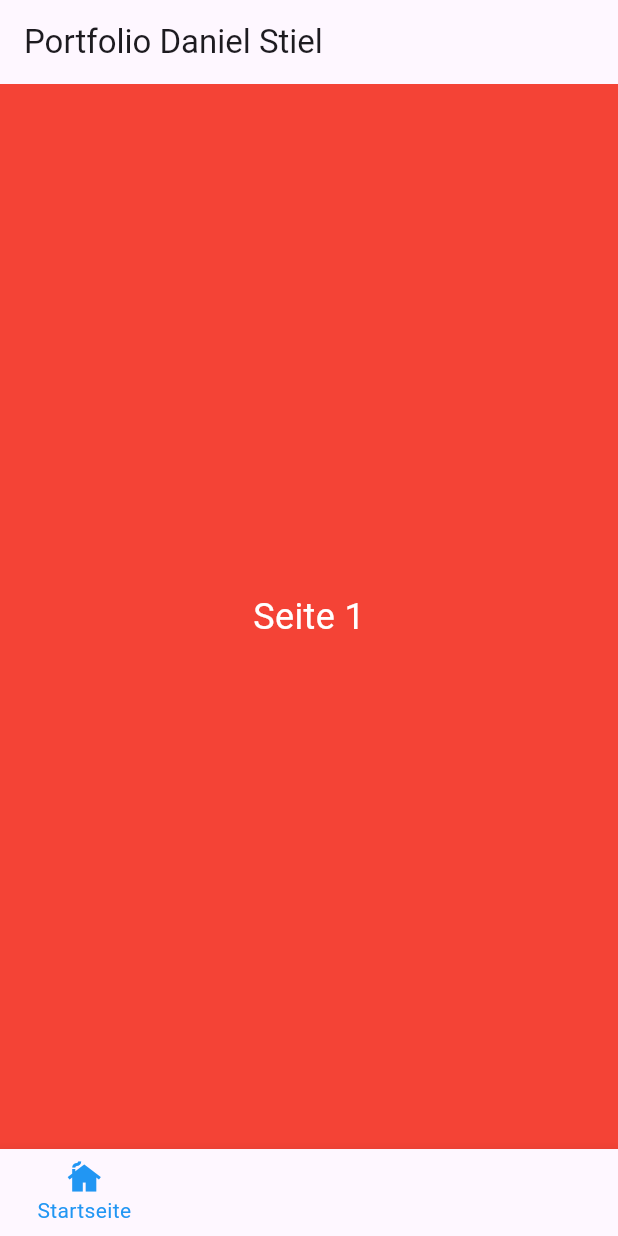
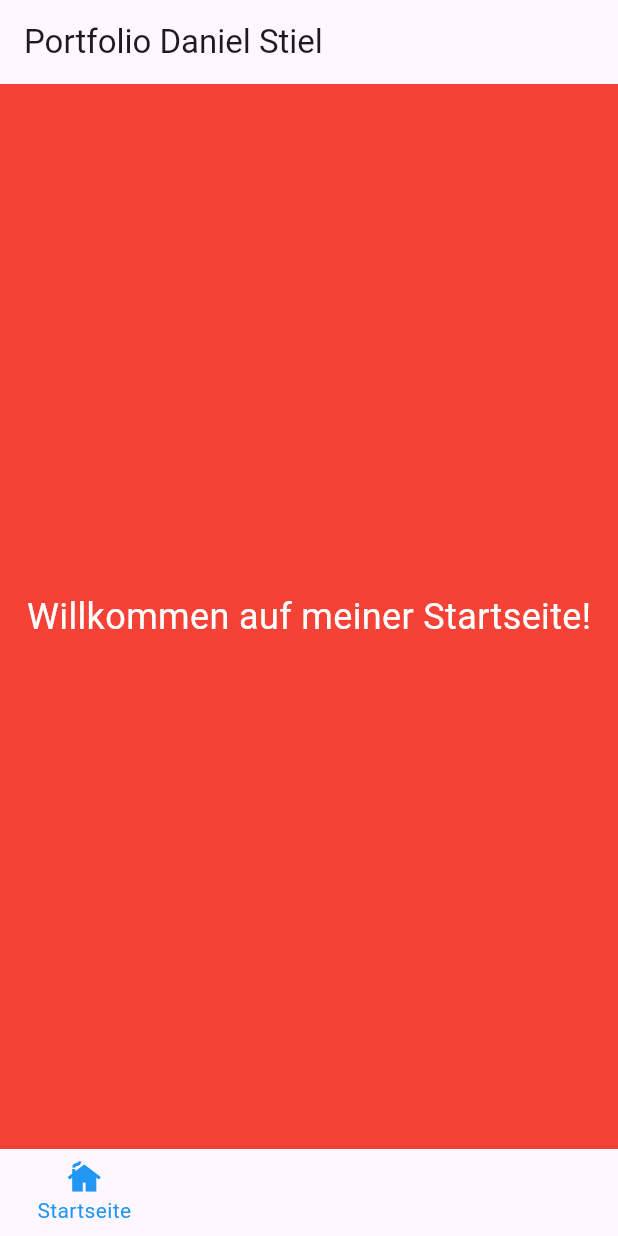
Before and after one commit to PlesSGavranom/portfolio_5283916, a Flutter app: the screen it shows after launch, on a phone screen of 412 x 824 dp. Run offline on Flutter 3.47's test engine with Material 3 defaults, Android fonts, the phone set to English and light mode, and no system bars.

Commit message:
Ersten Seiten

```diff
--- a/lib/main.dart
+++ b/lib/main.dart
@@ -93,7 +93,7 @@
       color: Colors.red,
       child: Center(
         child: Text(
-          'Seite 1',
+          'Willkommen auf meiner Startseite!',
           style: TextStyle(fontSize: 24, color: Colors.white),
         ),
       ),
```
